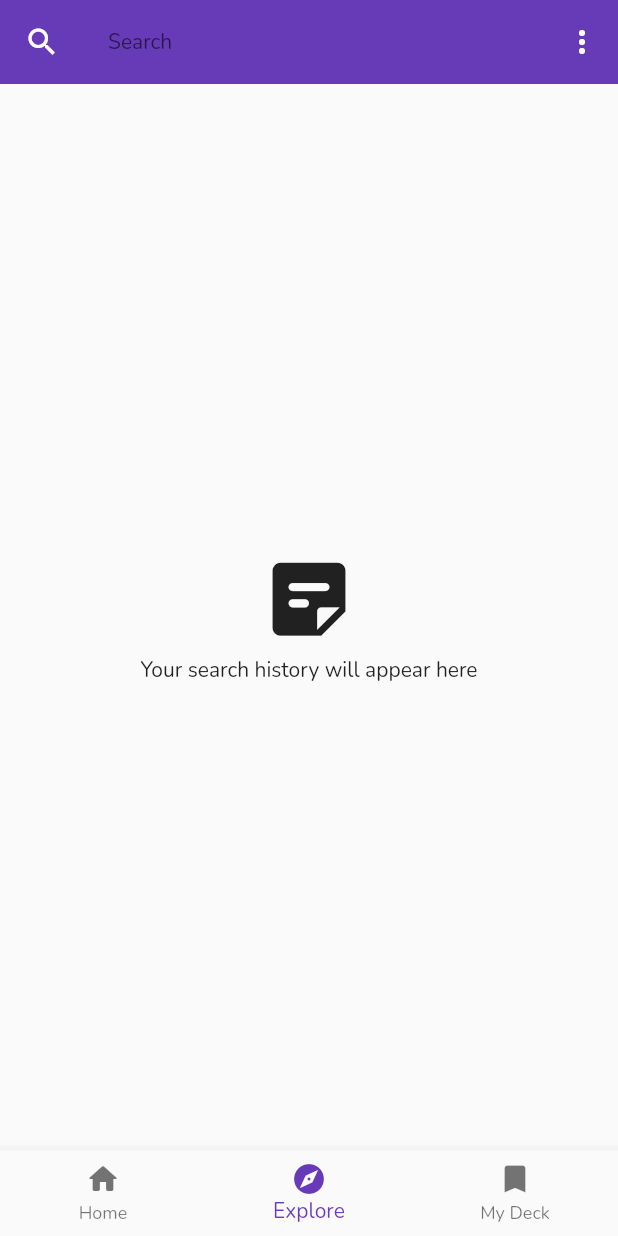
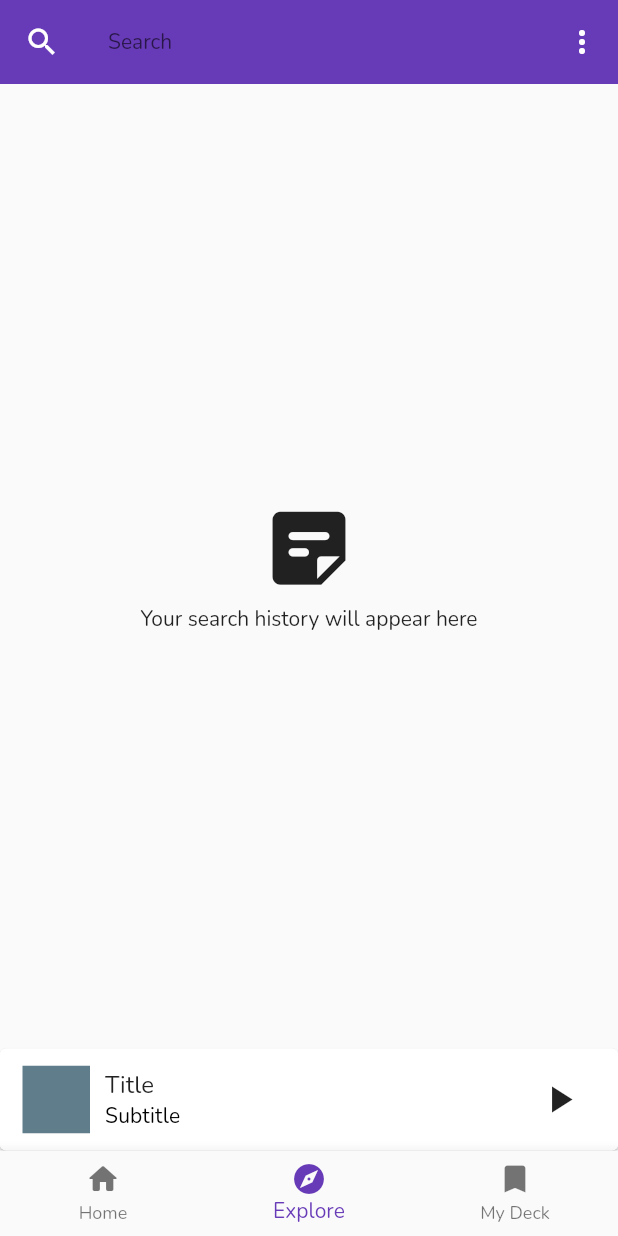
Before and after one commit to TeamStorydeck/storydeck, a Flutter app: the screen it shows after launch, item 2 of the bottom bar chosen, on a phone screen of 412 x 824 dp. Run offline on Flutter 3.47's test engine with Material 2 defaults, Android fonts, the light colour scheme and no system bars; our stand-ins replace bloc, flutter_bloc, freezed_annotation, get_it, shared_preferences; network calls fail.

Commit message:
implement dummy media player

```diff
--- a/lib/home/home_page.dart
+++ b/lib/home/home_page.dart
@@ -1,7 +1,10 @@
+import 'package:animations/animations.dart';
 import 'package:flutter/material.dart';
 import 'package:storydeck/home/search_page.dart';
 import 'package:storydeck/home/explore_page.dart';
 import 'package:storydeck/home/my_deck_page.dart';
+import 'package:storydeck/home/widgets/mediacontrolls.dart';
+import 'package:storydeck/player/player_page.dart';
 
 class Page {
   Page({
@@ -57,7 +60,14 @@ class _HomePageState extends State<HomePage> {
   Widget build(BuildContext context) {
     return Scaffold(
       body: pages[_currentIndex].child,
-      bottomNavigationBar: BottomNavigationBar(
+      bottomNavigationBar: Column(
+        mainAxisSize: MainAxisSize.min,
+        children: [
+          OpenContainer(
+            closedBuilder: (context, action) => MediaControlls(),
+            openBuilder: (context, action) => PlayerPage(),
+          ),
+          BottomNavigationBar(
             currentIndex: _currentIndex,
             onTap: setActiveTab,
             items: pages
@@ -67,6 +77,8 @@ class _HomePageState extends State<HomePage> {
                     ))
                 .toList(),
           ),
+        ],
+      ),
     );
   }
 }
--- /dev/null
+++ b/lib/home/widgets/mediacontrolls.dart
@@ -0,0 +1,68 @@
+import 'package:flutter/material.dart';
+
+class MediaControlls extends StatelessWidget {
+  const MediaControlls({Key? key}) : super(key: key);
+
+  @override
+  Widget build(BuildContext context) {
+    final _theme = Theme.of(context);
+    return Container(
+      padding: EdgeInsets.symmetric(
+        horizontal: 15,
+        vertical: 10,
+      ),
+      color: _theme.colorScheme.surface,
+      child: Row(
+        // mainAxisAlignment: MainAxisAlignment.spaceBetween,
+        children: [
+          // Cover art
+          Hero(
+            tag: 'cover_image',
+            child: Container(
+              height: 45,
+              width: 45,
+              color: Colors.blueGrey,
+            ),
+          ),
+          // Title and Subtitle
+          Expanded(
+            child: Padding(
+              padding: const EdgeInsets.symmetric(horizontal: 10),
+              child: Column(
+                mainAxisSize: MainAxisSize.min,
+                crossAxisAlignment: CrossAxisAlignment.start,
+                children: [
+                  Text('Title', style: _theme.textTheme.subtitle1),
+                  Text('Subtitle', style: _theme.textTheme.subtitle2),
+                ],
+              ),
+            ),
+          ),
+          // Controll buttons
+          Row(
+            children: [
+              IconButton(
+                /* icon: Container(
+                  padding: EdgeInsets.all(10),
+                  decoration: BoxDecoration(
+                      boxShadow: [
+                        BoxShadow(
+                          blurRadius: 8,
+                          color: Colors.grey.shade300,
+                        ),
+                      ],
+                      color: _theme.colorScheme.surface,
+                      borderRadius: BorderRadius.circular(2)),
+                  child: Icon(Icons.play_arrow),
+                ), */
+                icon: Icon(Icons.play_arrow),
+                iconSize: 30,
+                onPressed: () => null,
+              ),
+            ],
+          ),
+        ],
+      ),
+    );
+  }
+}
--- a/lib/main.dart
+++ b/lib/main.dart
@@ -7,6 +7,7 @@ import 'package:storydeck/bloc/theme_bloc.dart';
 import 'package:storydeck/common/theme.dart';
 import 'package:storydeck/home/home_page.dart';
 import 'package:storydeck/locator.dart';
+import 'package:storydeck/player/player_page.dart';
 import 'package:storydeck/setting/setting_page.dart';
 
 Future<void> main() async {
@@ -50,6 +51,7 @@ class Storydeck extends StatelessWidget {
       routes: {
         '/': (_) => HomePage(),
         SettingPage.path: (_) => SettingPage(),
+        PlayerPage.path: (_) => PlayerPage(),
       },
     );
   }
```
Also changed, not shown: lib/player/player_page.dart (added, +168 -0 lines). Lines whose indentation alone changed are shown as unchanged.
